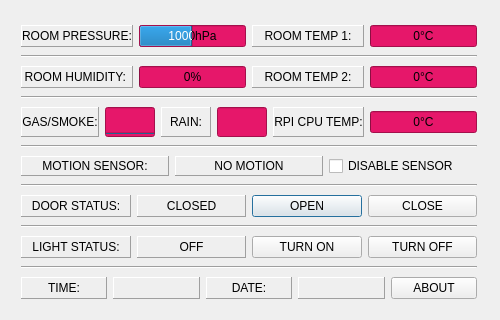
First picture: the form in dialog.ui, repository domazetov/smarthouse, before the edit.
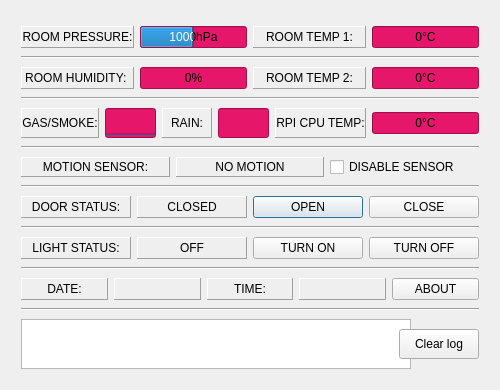
Second picture: the form after the edit.

Diff of the .ui file:
```diff
--- a/dialog.ui
+++ b/dialog.ui
@@ -7,7 +7,7 @@
     <x>0</x>
     <y>0</y>
     <width>500</width>
-    <height>320</height>
+    <height>390</height>
    </rect>
   </property>
   <property name="sizePolicy">
@@ -19,13 +19,13 @@
   <property name="minimumSize">
    <size>
     <width>500</width>
-    <height>320</height>
+    <height>390</height>
    </size>
   </property>
   <property name="maximumSize">
    <size>
     <width>500</width>
-    <height>320</height>
+    <height>390</height>
    </size>
   </property>
   <property name="windowTitle">
@@ -35,9 +35,9 @@
    <property name="geometry">
     <rect>
      <x>10</x>
-     <y>12</y>
-     <width>478</width>
-     <height>307</height>
+     <y>13</y>
+     <width>480</width>
+     <height>374</height>
     </rect>
    </property>
    <layout class="QVBoxLayout" name="verticalLayout">
@@ -599,38 +599,6 @@
     </item>
     <item>
      <layout class="QHBoxLayout" name="horizontalLayout_9">
-      <item>
-       <widget class="QLabel" name="label_11">
-        <property name="frameShape">
-         <enum>QFrame::Panel</enum>
-        </property>
-        <property name="frameShadow">
-         <enum>QFrame::Raised</enum>
-        </property>
-        <property name="text">
-         <string>TIME:</string>
-        </property>
-        <property name="alignment">
-         <set>Qt::AlignCenter</set>
-        </property>
-       </widget>
-      </item>
-      <item>
-       <widget class="QLabel" name="label_12">
-        <property name="frameShape">
-         <enum>QFrame::Panel</enum>
-        </property>
-        <property name="frameShadow">
-         <enum>QFrame::Raised</enum>
-        </property>
-        <property name="text">
-         <string/>
-        </property>
-        <property name="alignment">
-         <set>Qt::AlignCenter</set>
-        </property>
-       </widget>
-      </item>
       <item>
        <widget class="QLabel" name="label_13">
         <property name="frameShape">
@@ -663,6 +631,38 @@
         </property>
        </widget>
       </item>
+      <item>
+       <widget class="QLabel" name="label_11">
+        <property name="frameShape">
+         <enum>QFrame::Panel</enum>
+        </property>
+        <property name="frameShadow">
+         <enum>QFrame::Raised</enum>
+        </property>
+        <property name="text">
+         <string>TIME:</string>
+        </property>
+        <property name="alignment">
+         <set>Qt::AlignCenter</set>
+        </property>
+       </widget>
+      </item>
+      <item>
+       <widget class="QLabel" name="label_12">
+        <property name="frameShape">
+         <enum>QFrame::Panel</enum>
+        </property>
+        <property name="frameShadow">
+         <enum>QFrame::Raised</enum>
+        </property>
+        <property name="text">
+         <string/>
+        </property>
+        <property name="alignment">
+         <set>Qt::AlignCenter</set>
+        </property>
+       </widget>
+      </item>
       <item>
        <widget class="QPushButton" name="pushButton_3">
         <property name="text">
@@ -672,6 +672,67 @@
       </item>
      </layout>
     </item>
+    <item>
+     <widget class="Line" name="line_4">
+      <property name="orientation">
+       <enum>Qt::Horizontal</enum>
+      </property>
+     </widget>
+    </item>
+    <item>
+     <layout class="QHBoxLayout" name="horizontalLayout_4">
+      <item>
+       <widget class="QTextBrowser" name="textBrowser">
+        <property name="minimumSize">
+         <size>
+          <width>390</width>
+          <height>0</height>
+         </size>
+        </property>
+        <property name="maximumSize">
+         <size>
+          <width>390</width>
+          <height>50</height>
+         </size>
+        </property>
+        <property name="font">
+         <font>
+          <pointsize>10</pointsize>
+          <weight>75</weight>
+          <italic>false</italic>
+          <bold>true</bold>
+         </font>
+        </property>
+        <property name="html">
+         <string>&lt;!DOCTYPE HTML PUBLIC &quot;-//W3C//DTD HTML 4.0//EN&quot; &quot;http://www.w3.org/TR/REC-html40/strict.dtd&quot;&gt;
+&lt;html&gt;&lt;head&gt;&lt;meta name=&quot;qrichtext&quot; content=&quot;1&quot; /&gt;&lt;style type=&quot;text/css&quot;&gt;
+p, li { white-space: pre-wrap; }
+&lt;/style&gt;&lt;/head&gt;&lt;body style=&quot; font-family:'PibotoLt'; font-size:10pt; font-weight:600; font-style:normal;&quot;&gt;
+&lt;p style=&quot;-qt-paragraph-type:empty; margin-top:0px; margin-bottom:0px; margin-left:0px; margin-right:0px; -qt-block-indent:0; text-indent:0px; font-size:12pt; font-weight:400;&quot;&gt;&lt;br /&gt;&lt;/p&gt;&lt;/body&gt;&lt;/html&gt;</string>
+        </property>
+       </widget>
+      </item>
+      <item>
+       <widget class="QPushButton" name="pushButton_6">
+        <property name="minimumSize">
+         <size>
+          <width>80</width>
+          <height>30</height>
+         </size>
+        </property>
+        <property name="maximumSize">
+         <size>
+          <width>80</width>
+          <height>30</height>
+         </size>
+        </property>
+        <property name="text">
+         <string>Clear log</string>
+        </property>
+       </widget>
+      </item>
+     </layout>
+    </item>
    </layout>
   </widget>
  </widget>
```
